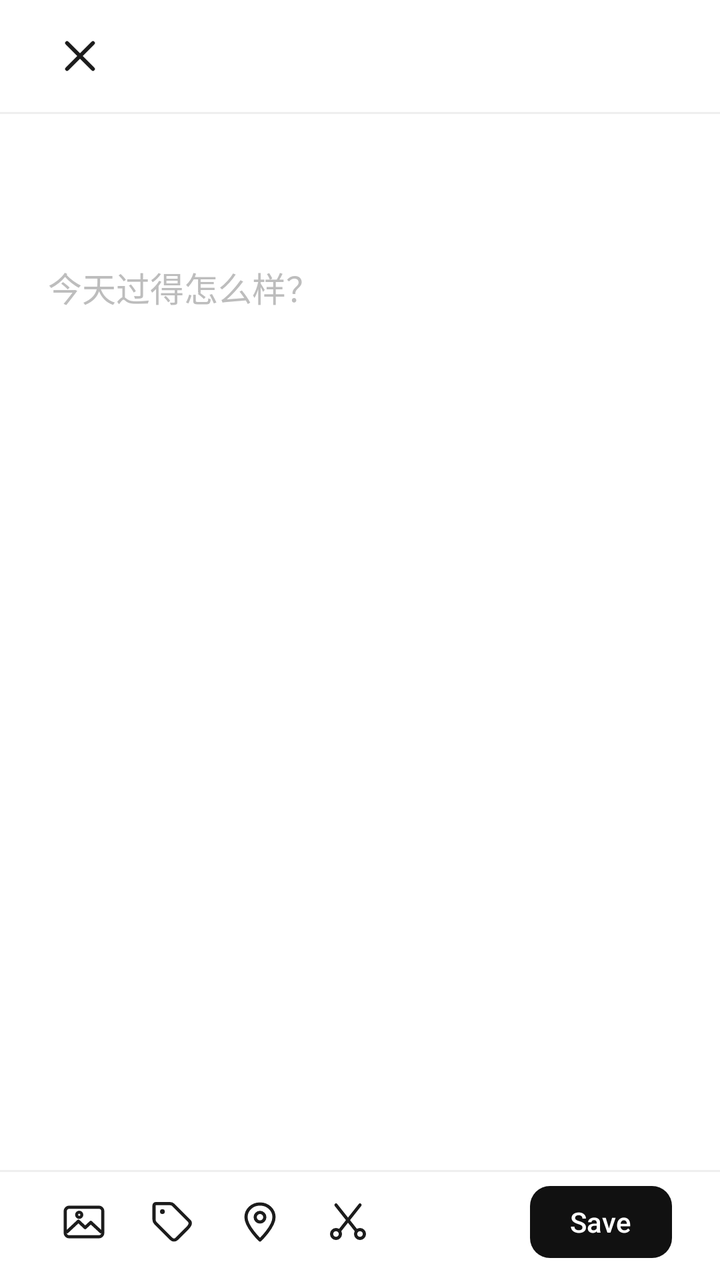
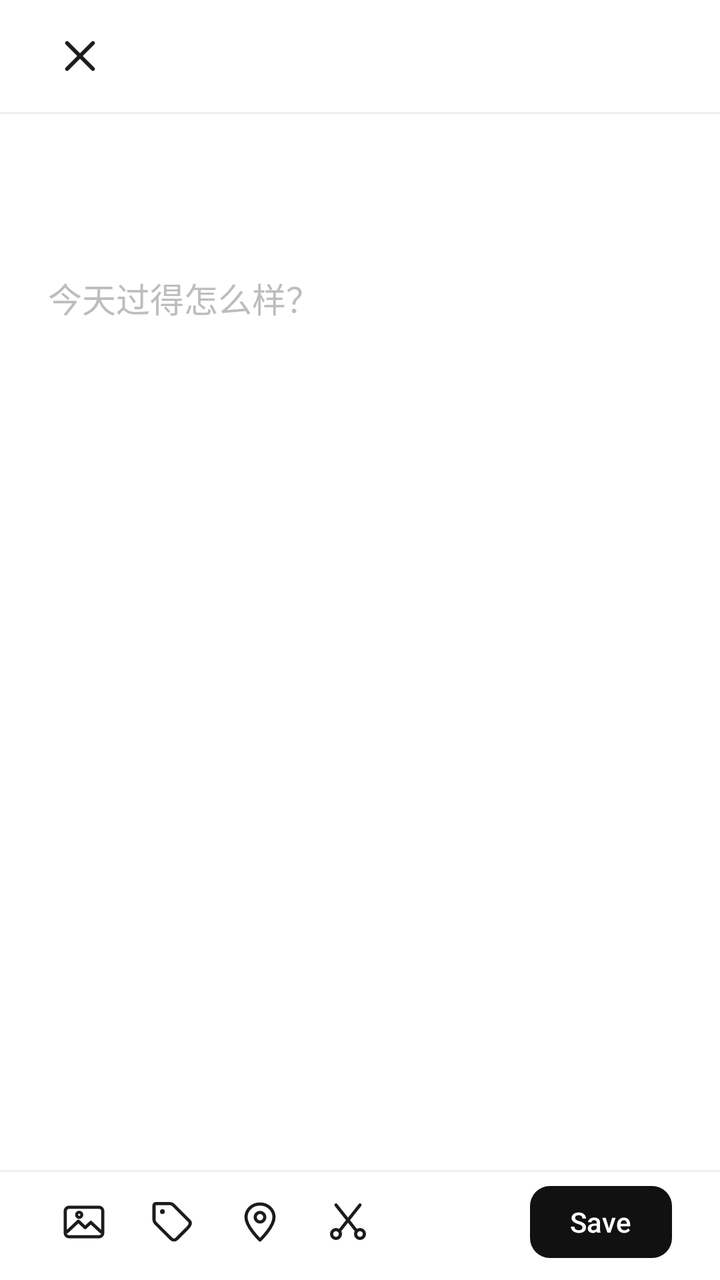

The first picture is an Android layout as it rendered before a commit; the second is the same layout after the commit. The layout source and the unified diff follow.
<!-- AndroidManifest.xml: activity theme Theme.WuDiary.Editor -->
<!-- res/layout/activity_edit_diary.xml -->
<?xml version="1.0" encoding="utf-8"?>
<LinearLayout xmlns:android="http://schemas.android.com/apk/res/android"
    xmlns:app="http://schemas.android.com/apk/res-auto"
    android:layout_width="match_parent"
    android:layout_height="match_parent"
    android:background="@color/background"
    android:orientation="vertical">

    <LinearLayout
        android:layout_width="match_parent"
        android:layout_height="56dp"
        android:gravity="center_vertical"
        android:orientation="horizontal"
        android:paddingHorizontal="16dp">

        <ImageButton
            android:id="@+id/btnClose"
            android:layout_width="48dp"
            android:layout_height="48dp"
            android:background="?attr/selectableItemBackgroundBorderless"
            android:contentDescription="@string/cancel"
            android:scaleType="centerInside"
            android:src="@drawable/ic_close"
            app:tint="@color/text_primary" />
    </LinearLayout>

    <View
        android:layout_width="match_parent"
        android:layout_height="1dp"
        android:background="@color/divider" />

    <LinearLayout
        android:layout_width="match_parent"
        android:layout_height="wrap_content"
        android:layout_marginHorizontal="24dp"
        android:layout_marginTop="22dp"
        android:orientation="horizontal">

        <TextView
            android:id="@+id/textEditorDay"
            android:layout_width="wrap_content"
            android:layout_height="wrap_content"
            android:fontFamily="serif"
            android:textColor="@color/text_primary"
            android:textSize="22sp"
            android:textStyle="bold" />

        <TextView
            android:id="@+id/textEditorYear"
            android:layout_width="wrap_content"
            android:layout_height="wrap_content"
            android:layout_marginStart="9dp"
            android:fontFamily="serif"
            android:textColor="@color/text_secondary"
            android:textSize="14sp" />
    </LinearLayout>

    <HorizontalScrollView
        android:id="@+id/imageScroll"
        android:layout_width="match_parent"
        android:layout_height="wrap_content"
        android:layout_marginTop="16dp"
        android:clipToPadding="false"
        android:paddingHorizontal="24dp"
        android:scrollbars="none"
        android:visibility="gone">

        <LinearLayout
            android:id="@+id/imageStrip"
            android:layout_width="wrap_content"
            android:layout_height="wrap_content"
            android:orientation="horizontal" />
    </HorizontalScrollView>

    <EditText
        android:id="@+id/editContent"
        android:layout_width="match_parent"
        android:layout_height="0dp"
        android:layout_marginHorizontal="24dp"
        android:layout_marginTop="22dp"
        android:layout_marginBottom="12dp"
        android:layout_weight="1"
        android:background="@null"
        android:gravity="top"
        android:hint="@string/hint_content"
        android:inputType="textMultiLine|textCapSentences"
        android:lineSpacingExtra="6dp"
        android:padding="0dp"
        android:textColor="@color/text_body"
        android:textColorHint="@color/text_secondary"
        android:textSize="17sp" />

    <View
        android:layout_width="match_parent"
        android:layout_height="1dp"
        android:background="@color/divider" />

    <LinearLayout
        android:layout_width="match_parent"
        android:layout_height="wrap_content"
        android:gravity="center_vertical"
        android:orientation="horizontal"
        android:paddingHorizontal="24dp"
        android:paddingTop="7dp"
        android:paddingBottom="11dp">

        <ImageButton
            android:id="@+id/btnImage"
            android:layout_width="36dp"
            android:layout_height="36dp"
            android:background="?attr/selectableItemBackgroundBorderless"
            android:contentDescription="@string/add_image"
            android:scaleType="centerInside"
            android:src="@drawable/ic_image"
            app:tint="@color/text_primary" />

        <ImageButton
            android:id="@+id/btnTag"
            android:layout_width="36dp"
            android:layout_height="36dp"
            android:layout_marginStart="8dp"
            android:background="?attr/selectableItemBackgroundBorderless"
            android:contentDescription="@string/add_tag"
            android:scaleType="centerInside"
            android:src="@drawable/ic_tag"
            app:tint="@color/text_primary" />

        <ImageButton
            android:id="@+id/btnLocation"
            android:layout_width="36dp"
            android:layout_height="36dp"
            android:layout_marginStart="8dp"
            android:background="?attr/selectableItemBackgroundBorderless"
            android:contentDescription="@string/add_location"
            android:scaleType="centerInside"
            android:src="@drawable/ic_location"
            app:tint="@color/text_primary" />

        <ImageButton
            android:id="@+id/btnCut"
            android:layout_width="36dp"
            android:layout_height="36dp"
            android:layout_marginStart="8dp"
            android:background="?attr/selectableItemBackgroundBorderless"
            android:contentDescription="@string/cut_paragraph"
            android:scaleType="centerInside"
            android:src="@drawable/ic_cut"
            app:tint="@color/text_primary" />

        <Space
            android:layout_width="0dp"
            android:layout_height="1dp"
            android:layout_weight="1" />

        <com.google.android.material.button.MaterialButton
            android:id="@+id/btnSave"
            android:layout_width="wrap_content"
            android:layout_height="36dp"
            android:contentDescription="@string/save"
            android:insetTop="0dp"
            android:insetBottom="0dp"
            android:minWidth="0dp"
            android:minHeight="0dp"
            android:paddingHorizontal="20dp"
            android:text="@string/save_action"
            android:textColor="@android:color/white"
            android:textSize="14sp"
            app:backgroundTint="@color/fab_dark"
            app:cornerRadius="10dp" />
    </LinearLayout>

</LinearLayout>
<!-- resources referenced by this layout -->
<resources>
  <color name="background">#FFFFFF</color>
  <color name="divider">#EFEFEF</color>
  <color name="fab_dark">#111111</color>
  <color name="text_body">#565656</color>
  <color name="text_primary">#1C1C1C</color>
  <color name="text_secondary">#BDBDBD</color>
  <!-- drawable ic_close (drawable) -->
  <?xml version="1.0" encoding="utf-8"?>
  <vector xmlns:android="http://schemas.android.com/apk/res/android"
      android:width="24dp"
      android:height="24dp"
      android:viewportWidth="24"
      android:viewportHeight="24">
      <path
          android:fillColor="#00000000"
          android:pathData="M5.5,5.5 L18.5,18.5 M18.5,5.5 L5.5,18.5"
          android:strokeColor="#1C1C1C"
          android:strokeLineCap="round"
          android:strokeWidth="1.9" />
  </vector>
  <!-- drawable ic_location (drawable) -->
  <?xml version="1.0" encoding="utf-8"?>
  <vector xmlns:android="http://schemas.android.com/apk/res/android"
      android:width="24dp"
      android:height="24dp"
      android:viewportWidth="24"
      android:viewportHeight="24">
      <path
          android:fillColor="#00000000"
          android:pathData="M12,21 C12,21 19,14.4 19,9.6 C19,5.9 15.9,3 12,3 C8.1,3 5,5.9 5,9.6 C5,14.4 12,21 12,21 Z"
          android:strokeColor="#1C1C1C"
          android:strokeLineCap="round"
          android:strokeLineJoin="round"
          android:strokeWidth="1.6" />
      <path
          android:fillColor="#00000000"
          android:pathData="M12,7.2 A2.4,2.4 0 1,1 12,12 A2.4,2.4 0 1,1 12,7.2 Z"
          android:strokeColor="#1C1C1C"
          android:strokeWidth="1.6" />
  </vector>
  <!-- drawable ic_tag (drawable) -->
  <?xml version="1.0" encoding="utf-8"?>
  <vector xmlns:android="http://schemas.android.com/apk/res/android"
      android:width="24dp"
      android:height="24dp"
      android:viewportWidth="24"
      android:viewportHeight="24">
      <path
          android:pathData="M20.6,11.4l-7.9,-7.9C12.3,3.1 11.6,2.8 10.9,2.8H4c-0.6,0 -1,0.4 -1,1v6.9c0,0.7 0.3,1.4 0.7,1.8l7.9,7.9c0.8,0.8 2,0.8 2.8,0l5.2,-5.2C21.4,13.4 21.4,12.2 20.6,11.4z"
          android:fillColor="@android:color/transparent"
          android:strokeColor="#000000"
          android:strokeLineCap="round"
          android:strokeLineJoin="round"
          android:strokeWidth="1.6" />
      <path
          android:pathData="M7.2,6.8m-1.2,0a1.2,1.2 0,1 1,2.4 0a1.2,1.2 0,1 1,-2.4 0"
          android:fillColor="#000000" />
  </vector>
  <string name="add_image">添加图片</string>
  <string name="add_location">获取坐标</string>
  <string name="add_tag">添加标签</string>
  <string name="cancel">取消</string>
  <string name="cut_paragraph">剪切当前段落</string>
  <string name="hint_content">今天过得怎么样？</string>
  <string name="save">保存</string>
  <string name="save_action">Save</string>
  <style name="Theme.WuDiary.Editor" parent="Theme.WuDiary">
          <item name="android:windowAnimationStyle">@style/WindowAnimationNone</item>
      </style>
  <style name="Theme.WuDiary" parent="Theme.Material3.Light.NoActionBar">
          <item name="colorPrimary">@color/primary</item>
          <item name="colorOnPrimary">@android:color/white</item>
          <item name="colorSurface">@color/surface</item>
          <item name="android:windowBackground">@color/background</item>
          <item name="android:statusBarColor">@color/background</item>
          <item name="android:windowLightStatusBar">true</item>
          <item name="android:navigationBarColor">@color/background</item>
      </style>
  <style name="WindowAnimationNone">
          <item name="android:activityOpenEnterAnimation">@null</item>
          <item name="android:activityOpenExitAnimation">@null</item>
          <item name="android:activityCloseEnterAnimation">@null</item>
          <item name="android:activityCloseExitAnimation">@null</item>
          <item name="android:windowEnterAnimation">@null</item>
          <item name="android:windowExitAnimation">@null</item>
      </style>
  <color name="primary">#1C1C1C</color>
  <color name="surface">#FFFFFF</color>
  <!-- unchanged entries left out for length: 2 -->
</resources>

<!-- the commit's change to res/layout/activity_edit_diary.xml (unified diff, before → after) -->
@@ -42,7 +42,7 @@
             android:layout_height="wrap_content"
             android:fontFamily="serif"
             android:textColor="@color/text_primary"
-            android:textSize="22sp"
+            android:textSize="26sp"
             android:textStyle="bold" />
 
         <TextView
@@ -52,7 +52,7 @@
             android:layout_marginStart="9dp"
             android:fontFamily="serif"
             android:textColor="@color/text_secondary"
-            android:textSize="14sp" />
+            android:textSize="16sp" />
     </LinearLayout>
 
     <HorizontalScrollView
